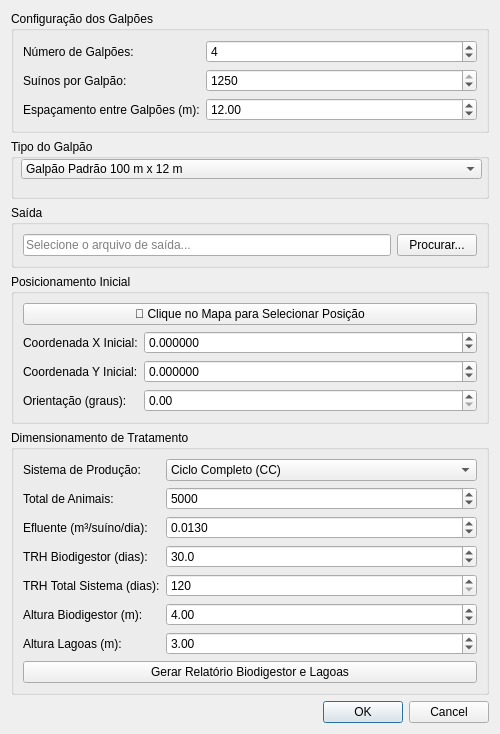
Before: the Qt Designer form suino_alpha_dialog_base.ui in led-21/suino_alpha, drawn with Qt 5.
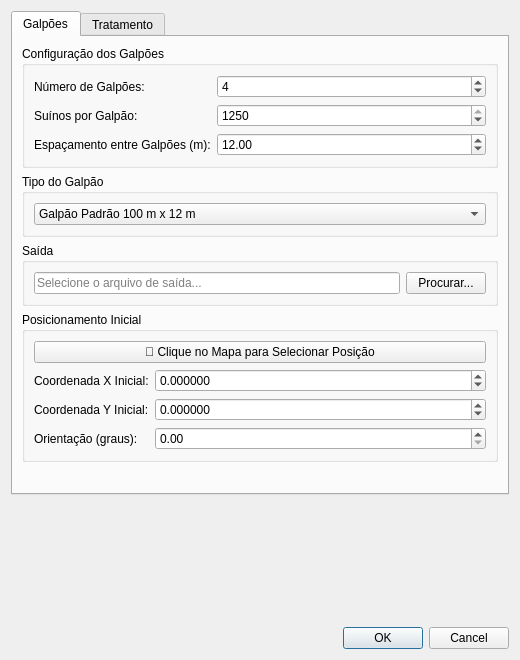
After: the same form once the commit is applied.

Commit message: Update SuinoAlpha dialog layout with enhanced dimensions and new treatment configuration features

Patch:
```diff
--- a/suino_alpha_dialog_base.ui
+++ b/suino_alpha_dialog_base.ui
@@ -6,8 +6,8 @@
    <rect>
     <x>0</x>
     <y>0</y>
-    <width>500</width>
-    <height>640</height>
+    <width>520</width>
+    <height>660</height>
    </rect>
   </property>
   <property name="windowTitle">
@@ -15,23 +15,21 @@
   </property>
   <layout class="QVBoxLayout" name="verticalLayout">
    <item>
+    <widget class="QTabWidget" name="tabWidget">
+     <property name="currentIndex">
+      <number>0</number>
+     </property>
+     <widget class="QWidget" name="tab_galpoes">
+      <attribute name="title">
+       <string>Galpões</string>
+      </attribute>
+      <layout class="QVBoxLayout" name="verticalLayout_tab_galpoes">
+       <item>
     <widget class="QGroupBox" name="groupBox_galpoes">
-     <property name="enabled">
-      <bool>true</bool>
-     </property>
-     <property name="sizePolicy">
-      <sizepolicy hsizetype="Preferred" vsizetype="Preferred">
-       <horstretch>0</horstretch>
-       <verstretch>0</verstretch>
-      </sizepolicy>
-     </property>
      <property name="title">
       <string>Configuração dos Galpões</string>
      </property>
-     <layout class="QFormLayout" name="formLayout">
-      <property name="rightMargin">
-       <number>9</number>
-      </property>
+         <layout class="QFormLayout" name="formLayout_galpoes">
       <item row="0" column="0">
        <widget class="QLabel" name="label_num_galpoes">
         <property name="text">
@@ -100,30 +98,12 @@
    </item>
    <item>
     <widget class="QGroupBox" name="groupBox_tipo_galpao">
-     <property name="enabled">
-      <bool>true</bool>
-     </property>
-     <property name="minimumSize">
-      <size>
-       <width>0</width>
-       <height>60</height>
-      </size>
-     </property>
-     <property name="layoutDirection">
-      <enum>Qt::LeftToRight</enum>
-     </property>
      <property name="title">
-      <string notr="true">Tipo do Galpão</string>
-     </property>
+          <string>Tipo do Galpão</string>
+         </property>
+         <layout class="QVBoxLayout" name="verticalLayout_tipo">
+          <item>
      <widget class="QComboBox" name="comboBox_tipo_galpao">
-      <property name="geometry">
-       <rect>
-        <x>10</x>
-        <y>20</y>
-        <width>461</width>
-        <height>20</height>
-       </rect>
-      </property>
       <item>
        <property name="text">
         <string>Galpão Padrão 100 m x 12 m</string>
@@ -135,6 +115,8 @@
        </property>
       </item>
      </widget>
+          </item>
+         </layout>
     </widget>
    </item>
    <item>
@@ -251,6 +233,26 @@
     </widget>
    </item>
         <item>
+        <spacer name="verticalSpacer_tab_galpoes">
+         <property name="orientation">
+          <enum>Qt::Vertical</enum>
+         </property>
+         <property name="sizeHint" stdset="0">
+          <size>
+           <width>20</width>
+           <height>20</height>
+          </size>
+         </property>
+        </spacer>
+       </item>
+      </layout>
+     </widget>
+     <widget class="QWidget" name="tab_tratamento">
+      <attribute name="title">
+       <string>Tratamento</string>
+      </attribute>
+      <layout class="QVBoxLayout" name="verticalLayout_tab_tratamento">
+       <item>
          <widget class="QGroupBox" name="groupBox_tratamento">
             <property name="title">
              <string>Dimensionamento de Tratamento</string>
@@ -450,6 +452,23 @@
                 </widget>
              </item>
             </layout>
+        </widget>
+       </item>
+       <item>
+        <spacer name="verticalSpacer_tab_tratamento">
+         <property name="orientation">
+          <enum>Qt::Vertical</enum>
+         </property>
+         <property name="sizeHint" stdset="0">
+          <size>
+           <width>20</width>
+           <height>20</height>
+          </size>
+         </property>
+        </spacer>
+       </item>
+      </layout>
+     </widget>
          </widget>
         </item>
    <item>
```
Left out of the diff: 12 changed lines with no effect on the pictures. Lines whose indentation alone changed are shown as unchanged. The commit also changes 1 other file.
